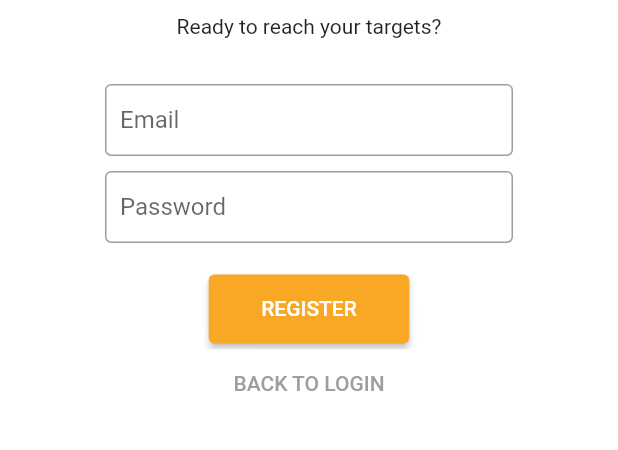
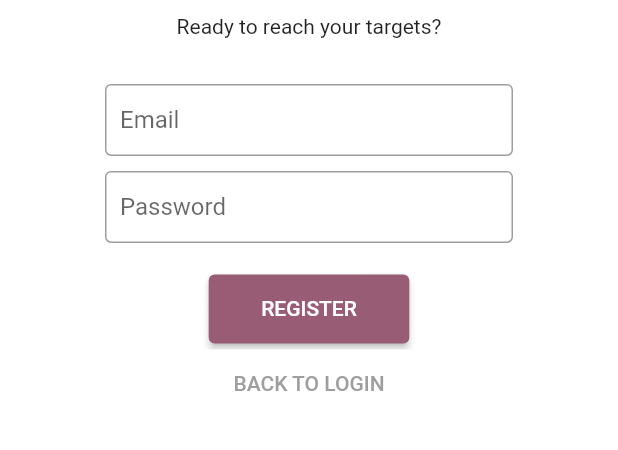
Before and after one commit to BSW1985/ryta_app, a Flutter app: the screen it shows after launch, after a tap on "LOG IN", after a tap on "REGISTER", on a phone screen of 412 x 824 dp, the part 531-981 px from its top. Run offline on Flutter 3.47's test engine with Material 2 defaults, Android fonts, the phone set to English and light mode, and no system bars; our stand-ins replace firebase_auth, firebase_core, flutter_spinkit; accounts and stored records are empty; project files that could hold a hidden picture were left out.

Commit message:
Loading screen, TextInputTheme, ButtonTheme

```diff
--- a/lib/main.dart
+++ b/lib/main.dart
@@ -29,6 +29,14 @@ class MyApp extends StatelessWidget {
               primary: Colors.black,
             ),
           ),
+          // ElevatedButtonTheme
+          elevatedButtonTheme: ElevatedButtonThemeData(
+          style: ElevatedButton.styleFrom(
+            onPrimary: Colors.white, // Text color
+            primary: Color(0xFF995C75), // background color
+            padding: EdgeInsets.symmetric(horizontal: 35.0, vertical: 15.0),
+            ),
+          ),
         ),
       ),
     );
--- a/lib/screens/authenticate/register.dart
+++ b/lib/screens/authenticate/register.dart
@@ -1,5 +1,8 @@
 import 'package:flutter/material.dart';
 import 'package:ryta_app/services/auth.dart';
+import 'package:ryta_app/shared/constants.dart';
+import 'package:ryta_app/shared/loading.dart';
+// import 'package:flutter_svg/flutter_svg.dart';
 
 class Register extends StatefulWidget {
 
@@ -14,15 +17,19 @@ class _RegisterState extends State<Register> {
 
   final AuthService _auth = AuthService();
   final _formKey = GlobalKey<FormState>();
+  bool loading = false;
+
+  // final String rytaLogo = 'assets/ryta_logo.svg';
 
   // text field state
   String email = '';
   String password = '';
   String error = '';
 
+
   @override
   Widget build(BuildContext context) {
-    return Scaffold(
+    return loading ? Loading() : Scaffold(
       backgroundColor: Colors.white,
       // appBar: AppBar(
       //   backgroundColor: Colors.blue,
@@ -31,11 +38,18 @@ class _RegisterState extends State<Register> {
       body:
 
       ListView(
-        padding: EdgeInsets.symmetric(horizontal: 70.0),
+        padding: EdgeInsets.symmetric(horizontal: 70.0, vertical: 150.0),
         children: [
-          SizedBox(height: 150.0),
+          // SizedBox(height: 150.0),
 
           Image.asset("assets/ryta_logo.png"),
+
+          // Implementation of .svg logo - not necessary for the MVP?
+          // SvgPicture.asset(
+          //   rytaLogo,
+          //   placeholderBuilder: (context) => CircularProgressIndicator(),
+          //   height: 30.0,
+          // ),
 
           Form(
             key: _formKey,
@@ -46,16 +60,7 @@ class _RegisterState extends State<Register> {
                 // Input email (panel)
                 SizedBox(height: 30.0),
                 TextFormField(
-                  decoration: InputDecoration(
-                    border:  OutlineInputBorder(
-                      borderSide: BorderSide(color: Colors.white, width: 1.0),
-                    ),
-                    focusedBorder: OutlineInputBorder(
-                      borderSide: BorderSide(color: Colors.yellow[800], width: 3.0),
-                    ),
-                    hintText: 'Email',
-                    contentPadding: new EdgeInsets.symmetric(vertical: 10.0, horizontal: 10.0),
-                  ),
+                  decoration: textInputDecoration.copyWith(hintText: 'Email'),
                   validator: (val) => val.isEmpty ? 'Enter an Email' : null,
                   onChanged: (val) {
                     setState(() => email = val);
@@ -65,16 +70,7 @@ class _RegisterState extends State<Register> {
                 SizedBox(height: 10.0),
                 TextFormField(
                   obscureText: true,
-                  decoration: InputDecoration(
-                    border:  OutlineInputBorder(
-                      borderSide: BorderSide(color: Colors.white, width: 1.0),
-                    ),
-                    focusedBorder: OutlineInputBorder(
-                      borderSide: BorderSide(color: Colors.yellow[800], width: 3.0),
-                    ),
-                    hintText: 'Password',
-                    contentPadding: new EdgeInsets.symmetric(vertical: 10.0, horizontal: 10.0),
-                  ),
+                  decoration: textInputDecoration.copyWith(hintText: 'Password'),
                   validator: (val) => val.length < 6 ? 'Enter a password 6+ chars long' : null,
                   onChanged: (val) {
                     setState(() => password = val);
@@ -83,9 +79,6 @@ class _RegisterState extends State<Register> {
                 // Register button
                 SizedBox(height: 20.0),
                 ElevatedButton(
-                  style: ButtonStyle(
-                    padding: MaterialStateProperty.all(EdgeInsets.symmetric(horizontal: 35.0, vertical: 15.0)),
-                    backgroundColor: MaterialStateProperty.all<Color>(Colors.yellow[800]) ),
                   child: Text(
                     'REGISTER',
                     //style: TextStyle(color: Colors.white),
@@ -101,9 +94,13 @@ class _RegisterState extends State<Register> {
                     // print(email);
                     // print(password);
                     if (_formKey.currentState.validate()) {
+                      setState(() => loading=true);
                       dynamic result = await _auth.registerWithEmailAndPassword(email, password);
                       if (result==null){
-                        setState(() => error = 'please supply a valid email');
+                        setState(() {
+                          error = 'please supply a valid email';
+                          loading=false;
+                        });
                       }
                       // print(email);
                       // print(password);
--- a/lib/screens/authenticate/sign_in.dart
+++ b/lib/screens/authenticate/sign_in.dart
@@ -1,5 +1,7 @@
 import 'package:flutter/material.dart';
 import 'package:ryta_app/services/auth.dart';
+import 'package:ryta_app/shared/constants.dart';
+import 'package:ryta_app/shared/loading.dart';
 
 class SignIn extends StatefulWidget {
 
@@ -14,6 +16,7 @@ class _SignInState extends State<SignIn> {
 
   final AuthService _auth = AuthService();
   final _formKey = GlobalKey<FormState>();
+  bool loading = false;
 
   // text field state
   String email = '';
@@ -22,7 +25,7 @@ class _SignInState extends State<SignIn> {
 
   @override
   Widget build(BuildContext context) {
-    return Scaffold(
+    return loading ? Loading() : Scaffold(
       backgroundColor: Colors.white,
       // appBar: AppBar(
       //   backgroundColor: Colors.blue,
@@ -44,16 +47,7 @@ class _SignInState extends State<SignIn> {
                 // Input email (panel)
                 SizedBox(height: 10.0),
                 TextFormField(
-                  decoration: InputDecoration(
-                    border:  OutlineInputBorder(
-                      borderSide: BorderSide(color: Colors.white, width: 1.0),
-                    ),
-                    focusedBorder: OutlineInputBorder(
-                      borderSide: BorderSide(color: Colors.yellow[800], width: 3.0),
-                    ),
-                    hintText: 'Email',
-                    contentPadding: new EdgeInsets.symmetric(vertical: 10.0, horizontal: 10.0),
-                  ),
+                  decoration: textInputDecoration.copyWith(hintText: 'Email'),
                   validator: (val) => val.isEmpty ? 'Enter an Email' : null,
                   onChanged: (val) {
                     setState(() => email = val);
@@ -63,16 +57,7 @@ class _SignInState extends State<SignIn> {
                 SizedBox(height: 10.0),
                 TextFormField(
                   obscureText: true,
-                  decoration: InputDecoration(
-                    border:  OutlineInputBorder(
-                      borderSide: BorderSide(color: Colors.white, width: 1.0),
-                    ),
-                    focusedBorder: OutlineInputBorder(
-                      borderSide: BorderSide(color: Colors.yellow[800], width: 3.0),
-                    ),
-                    hintText: 'Password',
-                    contentPadding: new EdgeInsets.symmetric(vertical: 10.0, horizontal: 10.0),
-                  ),
+                  decoration: textInputDecoration.copyWith(hintText: 'Password'),
                   validator: (val) => val.length < 6 ? 'Enter a password 6+ chars long' : null,
                   onChanged: (val) {
                     setState(() => password = val);
@@ -81,18 +66,19 @@ class _SignInState extends State<SignIn> {
                 // Implementation of the log in button.
                 SizedBox(height: 20.0),
                 ElevatedButton(
-                  style: ButtonStyle(
-                    padding: MaterialStateProperty.all(EdgeInsets.symmetric(horizontal: 35.0, vertical: 15.0)),
-                    backgroundColor: MaterialStateProperty.all<Color>(Colors.yellow[800]) ),
                   child: Text(
                     'LOG IN',
                     //style: TextStyle(color: Colors.white),
                     ),
                   onPressed: () async {
                     if (_formKey.currentState.validate()) {
+                      setState(() => loading=true);
                       dynamic result = await _auth.signInWithEmailAndPassword(email, password);
                       if (result==null){
-                        setState(() => error = 'could not sign in with those credentials');
+                        setState(() {
+                          error = 'could not sign in with those credentials';
+                          loading=false;
+                        });
                       }
                     }
 
--- /dev/null
+++ b/lib/shared/constants.dart
@@ -0,0 +1,12 @@
+import 'package:flutter/material.dart';
+
+// Text Input Theme
+const textInputDecoration = InputDecoration(
+      border:  OutlineInputBorder(
+        borderSide: BorderSide(color: Colors.white, width: 1.0),
+      ),
+      focusedBorder: OutlineInputBorder(
+        borderSide: BorderSide(color: Color(0xFFF9A825), width: 3.0),
+      ),
+      contentPadding: EdgeInsets.symmetric(vertical: 10.0, horizontal: 10.0),
+      );
--- /dev/null
+++ b/lib/shared/loading.dart
@@ -0,0 +1,19 @@
+import 'package:flutter/material.dart';
+import 'package:flutter_spinkit/flutter_spinkit.dart';
+
+// Simple loading screen
+class Loading extends StatelessWidget {
+  @override
+  Widget build(BuildContext context) {
+    return Container(
+      // Rose Dust Color Color(0xFF995C75)
+      color: Colors.white, //background color
+      child: Center(
+        child: SpinKitThreeBounce(
+          color: Color(0xFF995C75),
+          size: 30.0,
+        ),
+      ),
+    );
+  }
+}
--- a/pubspec.yaml
+++ b/pubspec.yaml
@@ -32,6 +32,8 @@ dependencies:
   cloud_firestore: ^1.0.1
   firebase_core: ^1.0.1
   provider: ^5.0.0
+  flutter_svg: ^0.19.3
+  flutter_spinkit: ^5.0.0
 
 dev_dependencies:
   flutter_test:
@@ -51,6 +53,7 @@ flutter:
   # To add assets to your application, add an assets section, like this:
   assets:
     - assets/ryta_logo.png
+    - assets/ryta_logo.svg
   #   - images/a_dot_ham.jpeg
 
   # An image asset can refer to one or more resolution-specific "variants", see
```
Also changed, not shown: assets/ryta_logo.svg (added), pubspec.lock.
